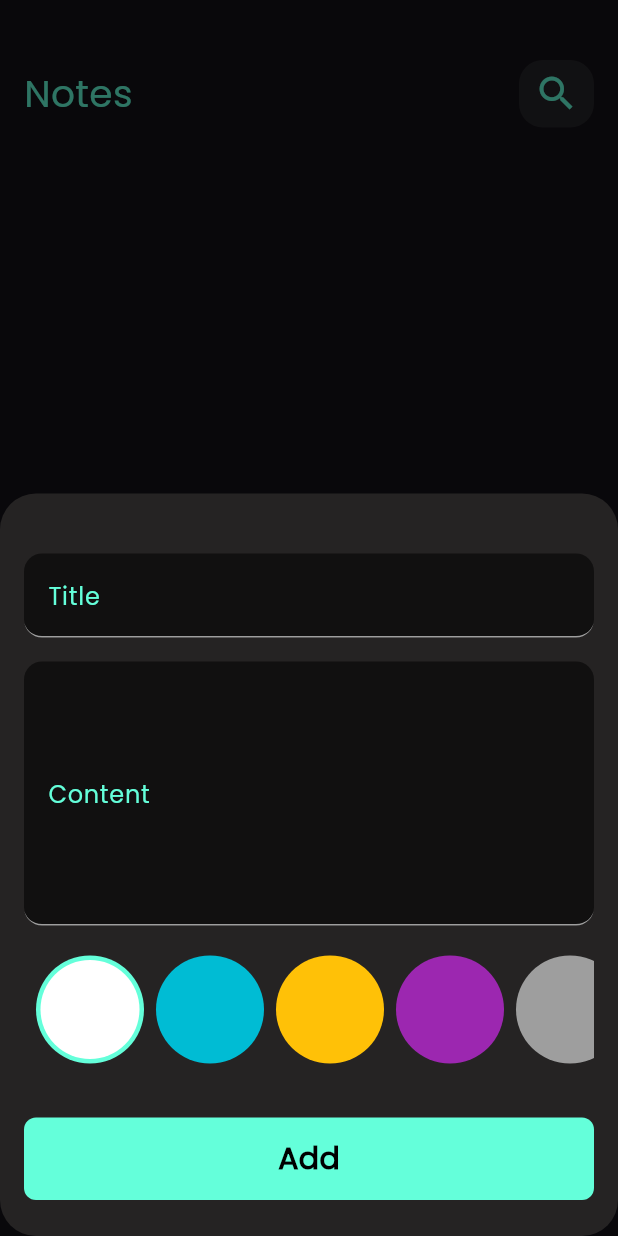
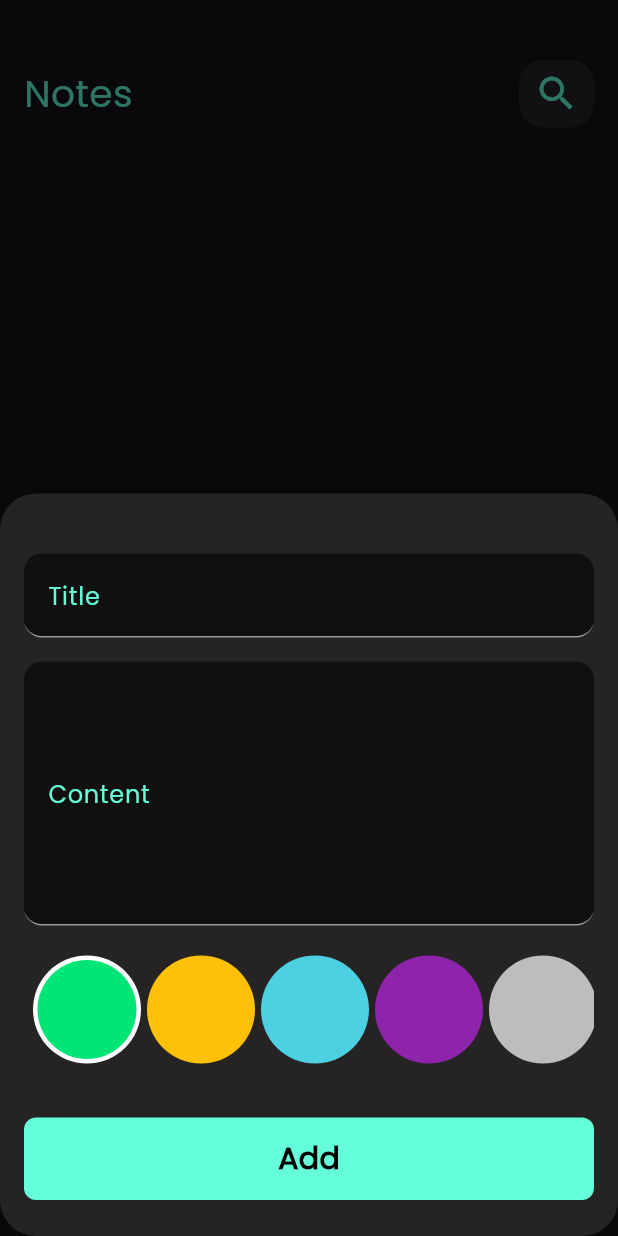
Before and after one commit to Mansourx83/Notes-App, a Flutter app: the screen it shows after launch, after a tap on the "add" icon, on a phone screen of 412 x 824 dp. Run offline on Flutter 3.47's test engine with Material 3 defaults, Android fonts, the phone set to English and light mode, and no system bars; our stand-ins replace bloc, flutter_bloc, hive, hive_flutter; accounts and stored records are empty.

Commit message:
made some editing

```diff
--- a/lib/views/widgets/colors_list_view.dart
+++ b/lib/views/widgets/colors_list_view.dart
@@ -12,8 +12,8 @@ class ColorItem extends StatelessWidget {
   Widget build(BuildContext context) {
     return isActive
         ? CircleAvatar(
-            backgroundColor: Colors.tealAccent,
-            radius: 40,
+            backgroundColor: Colors.white,
+            radius: 38,
             child: CircleAvatar(
               backgroundColor: color,
               radius: 33,
@@ -21,7 +21,7 @@ class ColorItem extends StatelessWidget {
           )
         : CircleAvatar(
             backgroundColor: color,
-            radius: 40,
+            radius: 38,
           );
   }
 }
@@ -36,14 +36,13 @@ class ColorList extends StatefulWidget {
 class _ColorListState extends State<ColorList> {
   int currentIndex = 0;
 
-  List<Color> colors = [
-    Colors.white,
-    Colors.cyan,
-    Colors.amber,
-    Colors.purple,
-    Colors.grey,
-    Colors.blueGrey,
-    const Color(0xFF98FF98),
+  List<Color> customPalette = [
+    Colors.greenAccent[400]!,
+    Colors.amber[500]!,
+    Colors.cyan[300]!,
+    Colors.purple[600]!,
+    Colors.grey[400]!,
+    Colors.blueGrey[800]!,
   ];
   @override
   Widget build(BuildContext context) {
@@ -52,7 +51,7 @@ class _ColorListState extends State<ColorList> {
       child: ListView.builder(
         physics: const BouncingScrollPhysics(),
         padding: const EdgeInsets.all(4),
-        itemCount: colors.length,
+        itemCount: customPalette.length,
         scrollDirection: Axis.horizontal,
         itemBuilder: (context, index) {
           return GestureDetector(
@@ -62,7 +61,7 @@ class _ColorListState extends State<ColorList> {
             },
             child: ColorItem(
               isActive: currentIndex == index,
-              color: colors[index],
+              color: customPalette[index],
             ),
           );
         },
```
